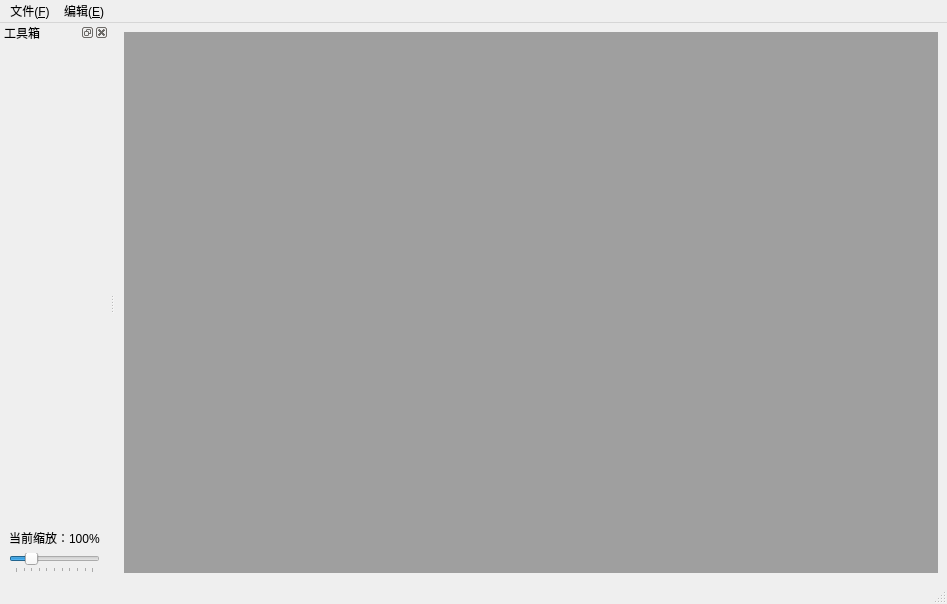
Qt form mainwindow.ui (DaydreamerLiu/PSvidio) before a commit.
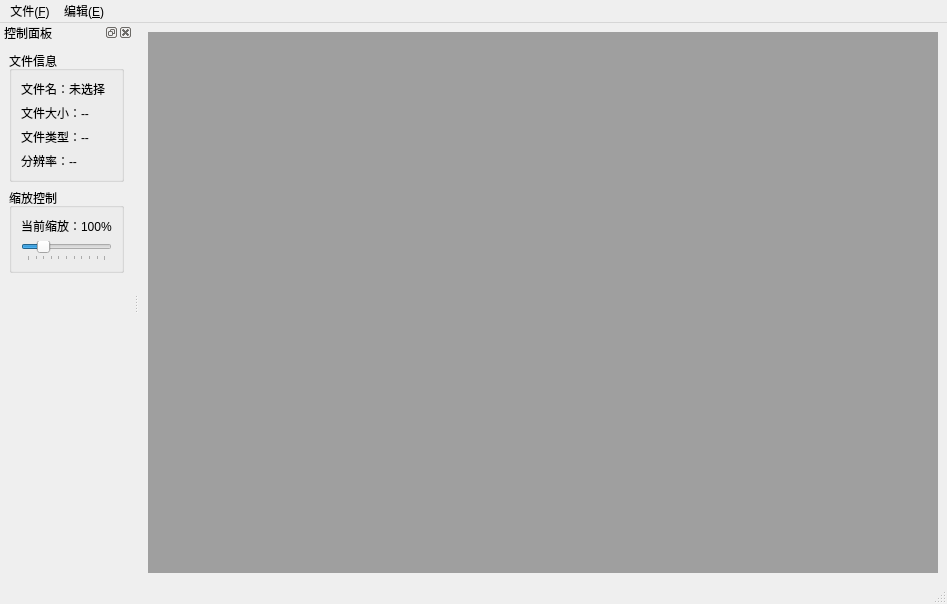
The same form after that commit.

What changed in the file:
```diff
--- a/mainwindow.ui
+++ b/mainwindow.ui
@@ -55,7 +55,7 @@
   <widget class="QStatusBar" name="statusbar"/>
   <widget class="QDockWidget" name="dockWidget">
    <property name="windowTitle">
-    <string>工具箱</string>
+    <string>控制面板</string>
    </property>
    <attribute name="dockWidgetArea">
     <number>1</number>
@@ -63,18 +63,51 @@
    <widget class="QWidget" name="dockWidgetContents">
     <layout class="QVBoxLayout" name="verticalLayout">
      <item>
-      <spacer name="verticalSpacer">
-       <property name="orientation">
-        <enum>Qt::Orientation::Vertical</enum>
+      <widget class="QGroupBox" name="fileInfoGroupBox">
+       <property name="title">
+        <string>文件信息</string>
        </property>
-       <property name="sizeHint" stdset="0">
-        <size>
-         <width>0</width>
-         <height>0</height>
-        </size>
-       </property>
-      </spacer>
-     </item>
+       <layout class="QVBoxLayout" name="fileInfoLayout">
+        <item>
+         <widget class="QLabel" name="fileNameLabel">
+          <property name="text">
+           <string>文件名：未选择</string>
+          </property>
+          <property name="wordWrap">
+           <bool>true</bool>
+          </property>
+         </widget>
+        </item>
+        <item>
+         <widget class="QLabel" name="fileSizeLabel">
+          <property name="text">
+           <string>文件大小：--</string>
+          </property>
+         </widget>
+        </item>
+        <item>
+         <widget class="QLabel" name="fileTypeLabel">
+          <property name="text">
+           <string>文件类型：--</string>
+          </property>
+         </widget>
+        </item>
+        <item>
+         <widget class="QLabel" name="resolutionLabel">
+          <property name="text">
+           <string>分辨率：--</string>
+          </property>
+         </widget>
+        </item>
+       </layout>
+      </widget>
+     </item>
+     <item>
+      <widget class="QGroupBox" name="scaleGroupBox">
+       <property name="title">
+        <string>缩放控制</string>
+       </property>
+       <layout class="QVBoxLayout" name="scaleLayout">
      <item>
       <widget class="QLabel" name="labelScale">
        <property name="text">
@@ -106,6 +139,22 @@
         <number>50</number>
        </property>
       </widget>
+        </item>
+       </layout>
+      </widget>
+     </item>
+     <item>
+      <spacer name="verticalSpacer">
+       <property name="orientation">
+        <enum>Qt::Orientation::Vertical</enum>
+       </property>
+       <property name="sizeHint" stdset="0">
+        <size>
+         <width>0</width>
+         <height>0</height>
+        </size>
+       </property>
+      </spacer>
      </item>
     </layout>
    </widget>
```
Lines whose indentation alone changed are shown as unchanged.
